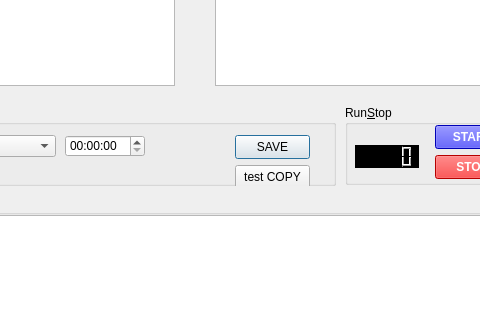
First picture: the form in file_backup.ui, repository anjy/PCBackupTool, before the edit; both pictures show x 205 to 685 and y 195 to 515 of the 800 by 600 pixel window.
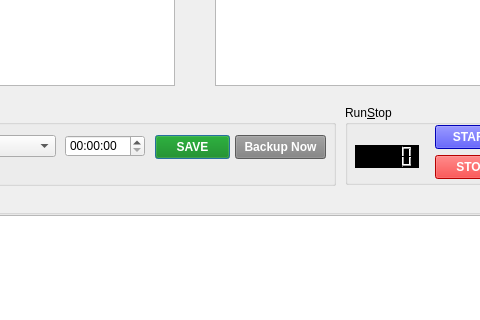
Second picture: the form after the edit.

Commit message: 스케쥴 삭제 버튼 추가

The edit to the form file:
```diff
--- a/file_backup.ui
+++ b/file_backup.ui
@@ -129,7 +129,7 @@
    <widget class="QPushButton" name="btn_save">
     <property name="geometry">
      <rect>
-      <x>420</x>
+      <x>340</x>
       <y>30</y>
       <width>75</width>
       <height>24</height>
@@ -141,6 +141,9 @@
       <verstretch>0</verstretch>
      </sizepolicy>
     </property>
+    <property name="styleSheet">
+     <string notr="true">background-color: green; color: white; font-weight: bold;</string>
+    </property>
     <property name="text">
      <string>SAVE</string>
     </property>
@@ -198,13 +201,16 @@
     <property name="geometry">
      <rect>
       <x>420</x>
-      <y>60</y>
-      <width>75</width>
+      <y>30</y>
+      <width>91</width>
       <height>24</height>
      </rect>
     </property>
+    <property name="styleSheet">
+     <string notr="true">background-color: gray; color: white; font-weight: bold;</string>
+    </property>
     <property name="text">
-     <string>test COPY</string>
+     <string>Backup Now</string>
     </property>
    </widget>
    <widget class="QLabel" name="label_time">
```
Left out of the diff: 20 changed lines with no effect on the pictures. The commit also changes 1 other file.
